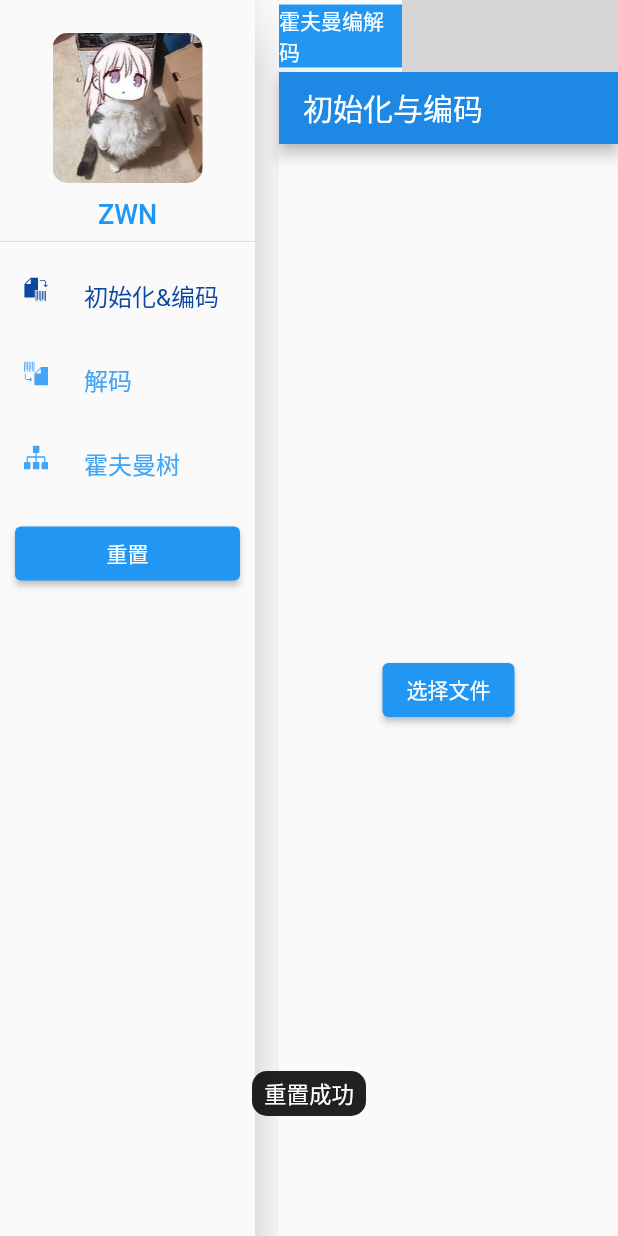
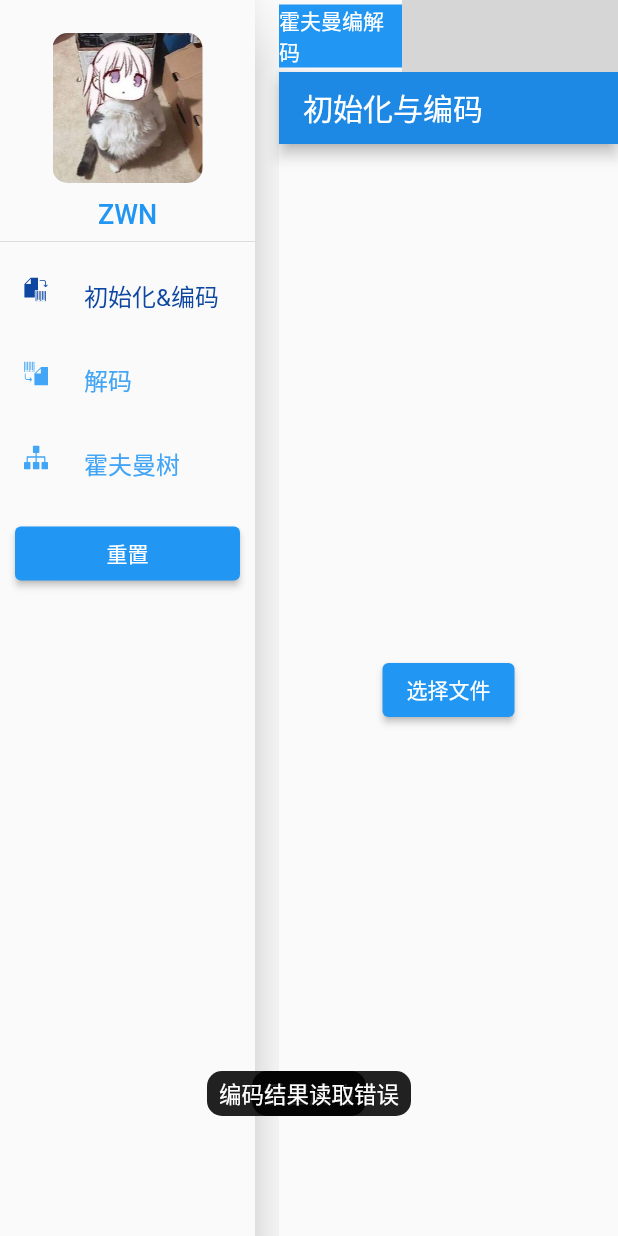
Before and after one commit to ZWN2001/HuffmanCompressor, a Flutter app: the screen it shows after launch, after a tap on "重置", on a phone screen of 412 x 824 dp. Run offline on Flutter 3.47's test engine with Material 2 defaults, Android fonts, the phone set to English and light mode, and no system bars; drawn by our look-alikes of oktoast; our stand-ins replace file_picker, flutter_svg, get; missing offline and left inert: bitsdojo_window; grey boxes are pictures that could not be loaded.

Commit message:
处理完成了编码文件读不出编码结果的问题

```diff
--- a/example/lib/ui/decode.dart
+++ b/example/lib/ui/decode.dart
@@ -140,10 +140,13 @@ class DecodeLogic extends GetxController {
   @override
   void onInit()  {
     super.onInit();
-    File file = File("C:\\codefile\\codefile.txt");
-     file.readAsString().then((value){
-      decodeString.value = value;
-    });
+   HuffmanCompressor.getEncodeResultWithoutFilename().then((value){
+     if(value != null){
+       decodeString.value = value;
+     }else{
+      showToast('编码结果读取错误',position: ToastPosition.bottom);
+     }
+   });
   }
 
   Future<bool> decode() async {
```
